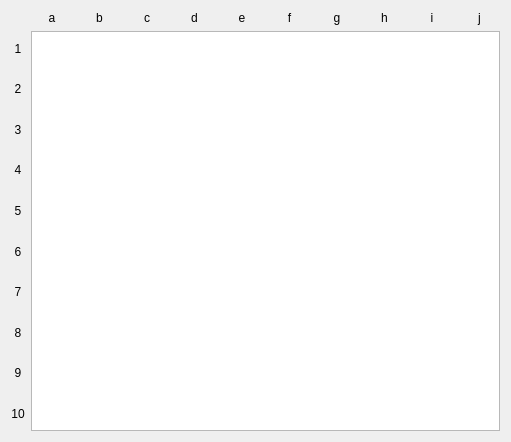
ZiminGrigory/SeaBattle, file src/field.ui: the form before one commit.
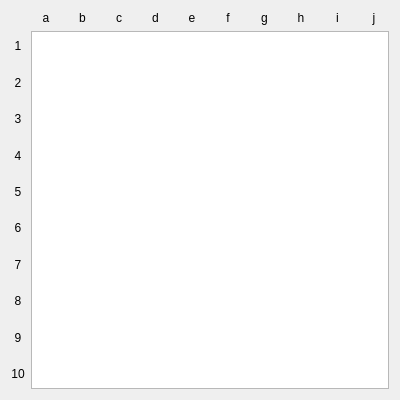
The form after the commit.

The edit to the form file:
```diff
--- a/src/field.ui
+++ b/src/field.ui
@@ -6,8 +6,8 @@
    <rect>
     <x>0</x>
     <y>0</y>
-    <width>511</width>
-    <height>442</height>
+    <width>400</width>
+    <height>400</height>
    </rect>
   </property>
   <property name="windowTitle">
```
